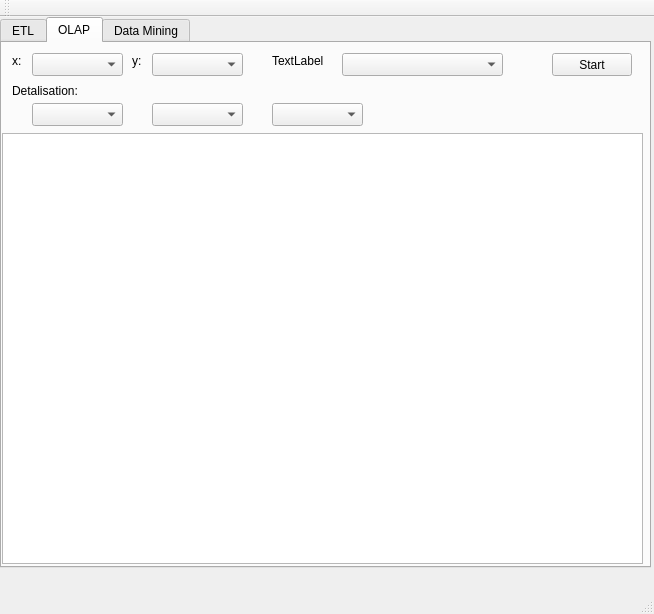
Before: the Qt Designer form okcham-system/mainwindow.ui in bananamilkshake-code/ockham, drawn with Qt 5.
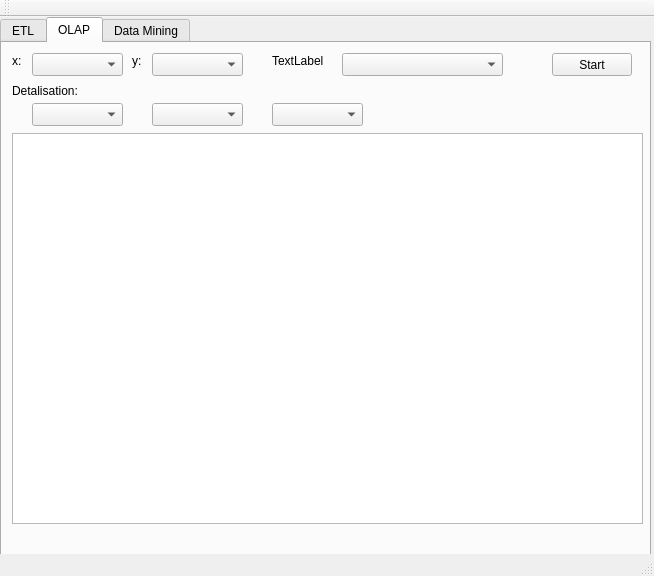
After: the same form once the commit is applied.

Patch:
```diff
--- a/okcham-system/mainwindow.ui
+++ b/okcham-system/mainwindow.ui
@@ -7,7 +7,7 @@
     <x>0</x>
     <y>0</y>
     <width>654</width>
-    <height>614</height>
+    <height>576</height>
    </rect>
   </property>
   <property name="sizePolicy">
@@ -304,16 +304,6 @@
      <attribute name="title">
       <string>OLAP</string>
      </attribute>
-     <widget class="QTableView" name="tableView">
-      <property name="geometry">
-       <rect>
-        <x>0</x>
-        <y>90</y>
-        <width>641</width>
-        <height>431</height>
-       </rect>
-      </property>
-     </widget>
      <widget class="QLabel" name="label_x">
       <property name="geometry">
        <rect>
@@ -445,6 +435,28 @@
        </rect>
       </property>
      </widget>
+     <widget class="QTableWidget" name="table_olap">
+      <property name="geometry">
+       <rect>
+        <x>10</x>
+        <y>90</y>
+        <width>631</width>
+        <height>391</height>
+       </rect>
+      </property>
+      <property name="rowCount">
+       <number>0</number>
+      </property>
+      <property name="columnCount">
+       <number>0</number>
+      </property>
+      <attribute name="horizontalHeaderStretchLastSection">
+       <bool>true</bool>
+      </attribute>
+      <attribute name="verticalHeaderStretchLastSection">
+       <bool>true</bool>
+      </attribute>
+     </widget>
     </widget>
     <widget class="QWidget" name="tab">
      <attribute name="title">
```
